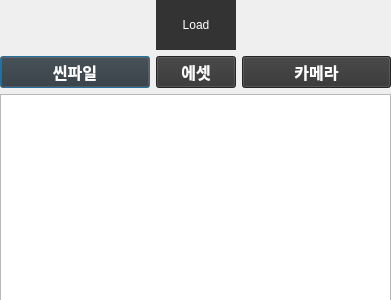
First picture: the form in kkw/PJT_2st/Load.ui, repository KKW0/pizza_api, before the edit.
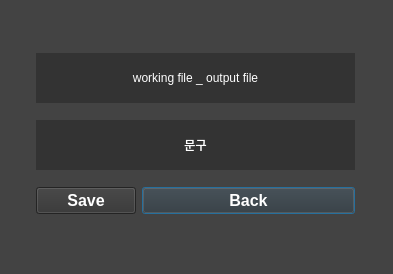
Second picture: the form after the edit.

```diff
--- a/kkw/PJT_2st/Load.ui
+++ b/kkw/PJT_2st/Load.ui
@@ -6,94 +6,59 @@
    <rect>
     <x>0</x>
     <y>0</y>
-    <width>391</width>
-    <height>300</height>
+    <width>393</width>
+    <height>274</height>
    </rect>
   </property>
   <property name="windowTitle">
    <string>Dialog</string>
   </property>
+  <property name="styleSheet">
+   <string notr="true">background-color: rgb(67, 67, 67);</string>
+  </property>
   <widget class="QWidget" name="gridLayoutWidget">
    <property name="geometry">
     <rect>
      <x>0</x>
      <y>0</y>
      <width>391</width>
-     <height>301</height>
+     <height>271</height>
     </rect>
    </property>
    <layout class="QGridLayout" name="gridLayout">
-    <item row="0" column="2">
-     <spacer name="horizontalSpacer_5">
-      <property name="orientation">
-       <enum>Qt::Horizontal</enum>
-      </property>
-      <property name="sizeHint" stdset="0">
-       <size>
-        <width>40</width>
-        <height>20</height>
-       </size>
-      </property>
-     </spacer>
-    </item>
-    <item row="2" column="0" colspan="3">
-     <widget class="QListView" name="listView"/>
-    </item>
-    <item row="1" column="0">
-     <widget class="QPushButton" name="Login_Button_2">
+    <item row="6" column="3">
+     <widget class="QLabel" name="Sin_File_Path_9">
       <property name="maximumSize">
        <size>
-        <width>300</width>
-        <height>100</height>
+        <width>30</width>
+        <height>25</height>
        </size>
       </property>
-      <property name="font">
-       <font>
-        <pointsize>12</pointsize>
-        <weight>75</weight>
-        <bold>true</bold>
-       </font>
-      </property>
-      <property name="layoutDirection">
-       <enum>Qt::LeftToRight</enum>
-      </property>
       <property name="styleSheet">
-       <string notr="true">background-color: rgb(51, 51, 51);
-color: white;</string>
+       <string notr="true"/>
       </property>
       <property name="text">
-       <string>씬파일</string>
+       <string/>
       </property>
      </widget>
     </item>
-    <item row="1" column="1">
-     <widget class="QPushButton" name="Login_Button_3">
+    <item row="7" column="2">
+     <widget class="QLabel" name="Sin_File_Path_11">
       <property name="maximumSize">
        <size>
         <width>300</width>
-        <height>100</height>
+        <height>25</height>
        </size>
       </property>
-      <property name="font">
-       <font>
-        <pointsize>12</pointsize>
-        <weight>75</weight>
-        <bold>true</bold>
-       </font>
-      </property>
-      <property name="layoutDirection">
-       <enum>Qt::LeftToRight</enum>
-      </property>
       <property name="styleSheet">
-       <string notr="true">background-color: rgb(51, 51, 51);
-color: white;</string>
+       <string notr="true"/>
       </property>
       <property name="text">
-       <string>에셋</string>
+       <string/>
       </property>
      </widget>
     </item>
-    <item row="0" column="1">
+    <item row="2" column="1" colspan="2">
      <widget class="QLabel" name="Sin_File_Path_3">
       <property name="minimumSize">
        <size>
@@ -112,28 +77,15 @@
 color: white;</string>
       </property>
       <property name="text">
-       <string>Load</string>
+       <string>문구</string>
       </property>
       <property name="alignment">
        <set>Qt::AlignCenter</set>
       </property>
      </widget>
     </item>
-    <item row="0" column="0">
-     <spacer name="horizontalSpacer_4">
-      <property name="orientation">
-       <enum>Qt::Horizontal</enum>
-      </property>
-      <property name="sizeHint" stdset="0">
-       <size>
-        <width>40</width>
-        <height>20</height>
-       </size>
-      </property>
-     </spacer>
-    </item>
-    <item row="1" column="2">
-     <widget class="QPushButton" name="Login_Button_4">
+    <item row="6" column="2">
+     <widget class="QPushButton" name="Back_Button">
       <property name="maximumSize">
        <size>
         <width>300</width>
@@ -155,7 +107,89 @@
 color: white;</string>
       </property>
       <property name="text">
-       <string>카메라</string>
+       <string>Back</string>
+      </property>
+     </widget>
+    </item>
+    <item row="1" column="1" colspan="2">
+     <widget class="QLabel" name="Sin_File_Path_4">
+      <property name="minimumSize">
+       <size>
+        <width>0</width>
+        <height>50</height>
+       </size>
+      </property>
+      <property name="maximumSize">
+       <size>
+        <width>16777215</width>
+        <height>50</height>
+       </size>
+      </property>
+      <property name="styleSheet">
+       <string notr="true">background-color: rgb(51, 51, 51);
+color: white;</string>
+      </property>
+      <property name="text">
+       <string>working file _ output file</string>
+      </property>
+      <property name="alignment">
+       <set>Qt::AlignCenter</set>
+      </property>
+     </widget>
+    </item>
+    <item row="6" column="0">
+     <widget class="QLabel" name="Sin_File_Path_10">
+      <property name="maximumSize">
+       <size>
+        <width>30</width>
+        <height>25</height>
+       </size>
+      </property>
+      <property name="styleSheet">
+       <string notr="true"/>
+      </property>
+      <property name="text">
+       <string/>
+      </property>
+     </widget>
+    </item>
+    <item row="0" column="1">
+     <widget class="QLabel" name="Sin_File_Path_12">
+      <property name="maximumSize">
+       <size>
+        <width>300</width>
+        <height>25</height>
+       </size>
+      </property>
+      <property name="styleSheet">
+       <string notr="true"/>
+      </property>
+      <property name="text">
+       <string/>
+      </property>
+     </widget>
+    </item>
+    <item row="6" column="1">
+     <widget class="QPushButton" name="Final_Save_Button">
+      <property name="maximumSize">
+       <size>
+        <width>100</width>
+        <height>16777215</height>
+       </size>
+      </property>
+      <property name="font">
+       <font>
+        <pointsize>12</pointsize>
+        <weight>75</weight>
+        <bold>true</bold>
+       </font>
+      </property>
+      <property name="styleSheet">
+       <string notr="true">background-color: rgb(51, 51, 51);
+color: white;</string>
+      </property>
+      <property name="text">
+       <string>Save</string>
       </property>
      </widget>
     </item>
```
